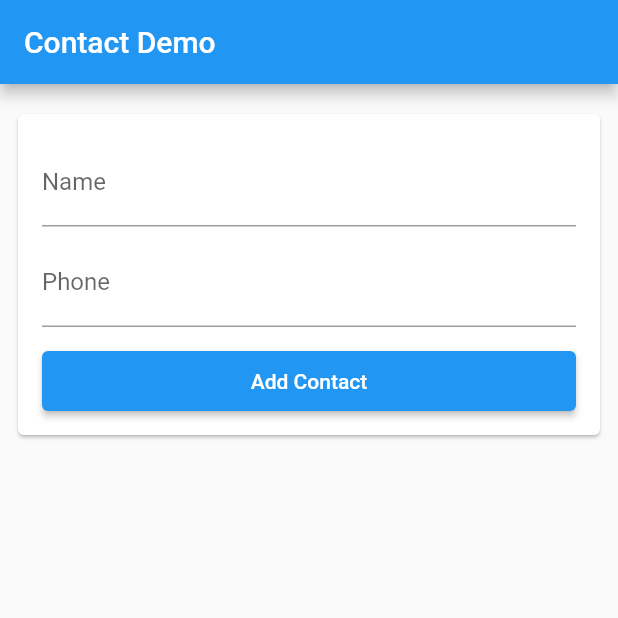
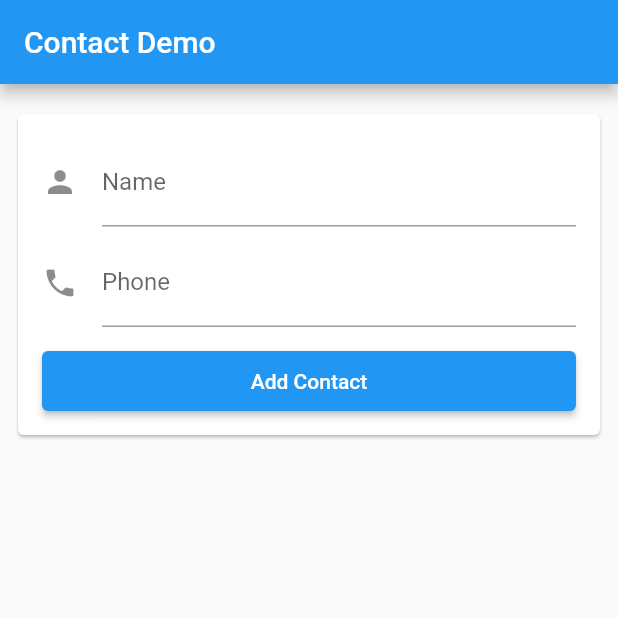
Before and after one commit to minlwin/flutter-codelab-202207, a Flutter app: the screen it shows after launch, on a phone screen of 412 x 824 dp, the top half of it. Run offline on Flutter 3.47's test engine with Material 2 defaults, Android fonts, the phone set to English and light mode, and no system bars.

Commit message:
Add Input Style

```diff
--- a/contact/lib/ui/contact.input.dart
+++ b/contact/lib/ui/contact.input.dart
@@ -18,6 +18,7 @@ class ContactInput extends StatelessWidget {
           TextFormField(
             controller: _nameInput,
             decoration: const InputDecoration(
+              icon: Icon(Icons.person),
               label: Text("Name"),
             ),
             validator: (value) => _notEmpty("Name", value),
@@ -27,6 +28,7 @@ class ContactInput extends StatelessWidget {
             controller: _phoneInput,
             keyboardType: TextInputType.phone,
             decoration: const InputDecoration(
+              icon: Icon(Icons.phone),
               label: Text("Phone"),
             ),
             validator: (value) => _notEmpty("Phone Number", value),
```
